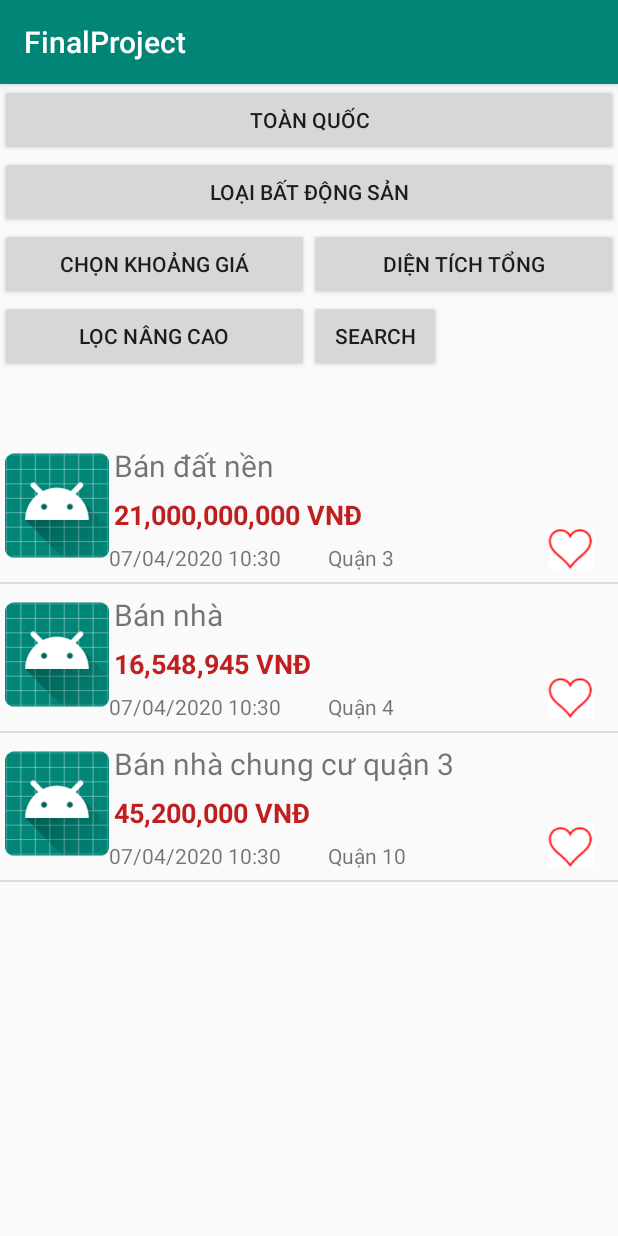
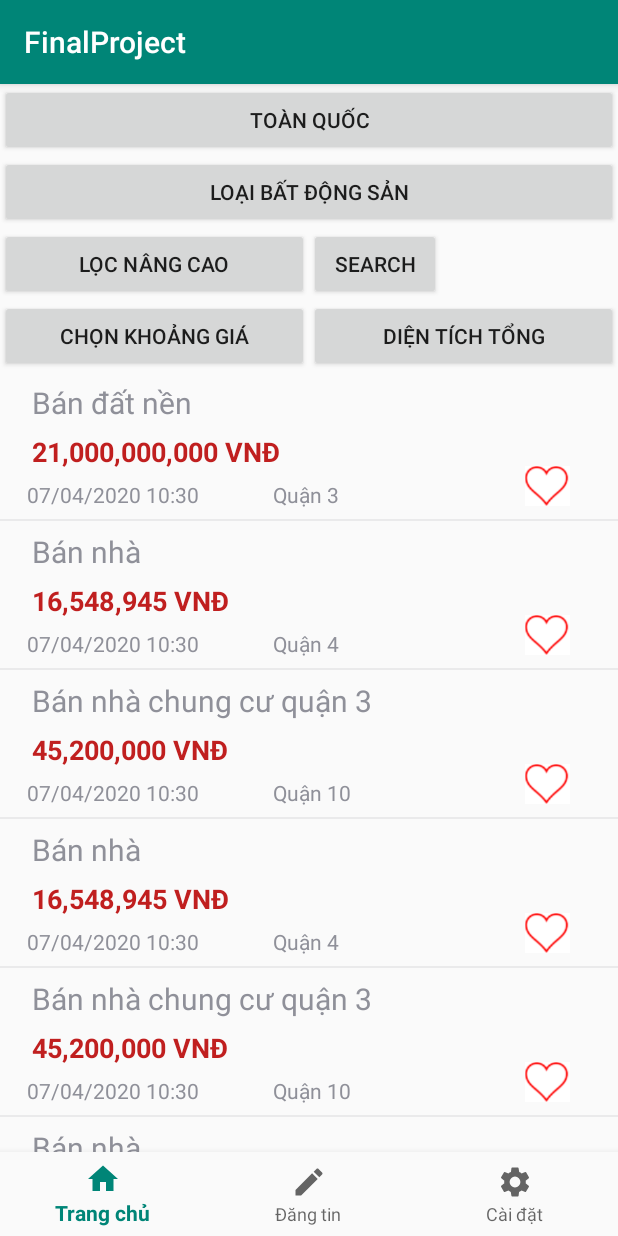
Before and after one commit to TuanDoan511/FinalMobileDevelopment, an Android app: the screen it shows after launch (MainActivity), on a phone screen of 412 x 824 dp. Run offline under Robolectric (Android 15) with nearby library versions, the phone set to English and light mode, and no system bars.

Commit message:
thanh navigation bottom

```diff
--- a/app/build.gradle
+++ b/app/build.gradle
@@ -28,5 +28,6 @@ dependencies {
     androidTestImplementation 'androidx.test.espresso:espresso-core:3.1.1'
     implementation 'androidx.recyclerview:recyclerview:1.1.0'
     implementation 'org.florescu.android.rangeseekbar:rangeseekbar-library:0.3.0'
+    implementation 'com.google.android.material:material:1.1.0'
 
 }
--- /dev/null
+++ b/app/src/main/java/com/example/finalproject/Home_Fragment.java
@@ -0,0 +1,135 @@
+package com.example.finalproject;
+
+import android.content.Intent;
+import android.os.Bundle;
+import android.util.Log;
+import android.view.LayoutInflater;
+import android.view.View;
+import android.view.ViewGroup;
+import android.widget.Button;
+
+import androidx.annotation.NonNull;
+import androidx.annotation.Nullable;
+import androidx.fragment.app.Fragment;
+import androidx.recyclerview.widget.DividerItemDecoration;
+import androidx.recyclerview.widget.LinearLayoutManager;
+import androidx.recyclerview.widget.RecyclerView;
+
+import java.util.ArrayList;
+import java.util.Calendar;
+
+import static android.app.Activity.RESULT_OK;
+
+public class Home_Fragment extends Fragment {
+    RecyclerView recyclerView;
+    MyAdapter adapter;
+    ArrayList<ThongTin> data;
+    Button btnKhoangGia,btnDienTich,btnLoaiBatDongSan,btnDiaDiem,btnsearch;
+    int MinKhoangGia;
+    int MaxKhoangGia;
+    int DienTichMin,DienTichMax;
+    ArrayList<String> dataLoaiBDS;
+    String TinhThanh,QuanHuyen,PhuongXa;
+    @Nullable
+    @Override
+    public View onCreateView(@NonNull LayoutInflater inflater, @Nullable ViewGroup container, @Nullable Bundle savedInstanceState) {
+        View rootView= inflater.inflate(R.layout.home_fragment,container,false);
+        data = new ArrayList<>();
+        recyclerView = rootView.findViewById(R.id.recyclerView);
+        genMockData();
+        adapter = new MyAdapter(getActivity().getApplicationContext(), data);
+        recyclerView.setLayoutManager(new LinearLayoutManager(getActivity().getApplicationContext()));
+        recyclerView.addItemDecoration(new DividerItemDecoration(getActivity().getApplicationContext(), DividerItemDecoration.VERTICAL));
+        recyclerView.setAdapter(adapter);
+        btnKhoangGia = rootView.findViewById(R.id.btnKhoangGia);
+        btnDienTich = rootView.findViewById(R.id.btnDienTichTong);
+        btnLoaiBatDongSan = rootView.findViewById(R.id.btnLoaiBDS);
+        btnDiaDiem = rootView.findViewById(R.id.btnDiaDiem);
+        btnsearch = rootView.findViewById(R.id.search);
+        btnsearch.setOnClickListener(new View.OnClickListener() {
+            @Override
+            public void onClick(View v) {
+                filterGia(MinKhoangGia,MaxKhoangGia);
+            }
+        });
+        btnKhoangGia.setOnClickListener(new View.OnClickListener() {
+            @Override
+            public void onClick(View v) {
+                Intent intent = new Intent(getActivity().getApplicationContext(),KhoangGia_Activity.class);
+                startActivityForResult(intent,123);
+
+            }
+        });
+        btnDienTich.setOnClickListener(new View.OnClickListener() {
+            @Override
+            public void onClick(View v) {
+                Intent intent = new Intent(getActivity().getApplicationContext(),DienTich_Activity.class);
+                startActivityForResult(intent,1234);
+
+            }
+        });
+        btnLoaiBatDongSan.setOnClickListener(new View.OnClickListener() {
+            @Override
+            public void onClick(View v) {
+                Intent intent = new Intent(getActivity().getApplicationContext(),Loai_BatDongSan_Activity.class);
+                startActivityForResult(intent,12345);
+            }
+        });
+        btnDiaDiem.setOnClickListener(new View.OnClickListener() {
+            @Override
+            public void onClick(View v) {
+                Intent intent = new Intent(getActivity().getApplicationContext(),TinhThanh_Activity.class);
+                startActivityForResult(intent,12);
+            }
+        });
+            return rootView;
+    }
+    @Override
+    public void onActivityResult(int requestCode, int resultCode, @Nullable Intent data) {
+        if(requestCode==123 && resultCode ==RESULT_OK && data !=null)
+        {
+            MinKhoangGia = data.getIntExtra("giaMin",0);
+            MaxKhoangGia = data.getIntExtra("giaMax",300);
+            btnKhoangGia.setText("Giá từ: "+MinKhoangGia+"00,000,000 VNĐ");
+        }
+        if(requestCode==1234 && resultCode ==RESULT_OK && data !=null)
+        {
+            DienTichMin = data.getIntExtra("dientichMin",0);
+            DienTichMax = data.getIntExtra("dientichMax",1000);
+            btnDienTich.setText("Diện tích từ : "+DienTichMin+" m2 - "+ DienTichMax +" m2");
+        }
+        if(requestCode==12345 && resultCode ==RESULT_OK && data !=null){
+            dataLoaiBDS = data.getStringArrayListExtra("LoaiBDS");
+            btnLoaiBatDongSan.setText(dataLoaiBDS.get(0));
+        }
+        if(requestCode==12 && resultCode ==RESULT_OK && data !=null){
+            TinhThanh = data.getStringExtra("TinhThanh");
+            Log.d("TinhThanh",TinhThanh);
+        }
+        super.onActivityResult(requestCode, resultCode, data);
+    }
+    private void genMockData() {
+        data = new ArrayList<>();
+        data.add(new ThongTin("Bán đất nền",21000000000L, Calendar.getInstance().getTime(),"Quận 3"));
+        data.add(new ThongTin("Bán nhà",16548945,Calendar.getInstance().getTime(),"Quận 4"));
+        data.add(new ThongTin("Bán nhà chung cư quận 3",45200000,Calendar.getInstance().getTime(),"Quận 10"));
+        data.add(new ThongTin("Bán nhà",16548945,Calendar.getInstance().getTime(),"Quận 4"));
+        data.add(new ThongTin("Bán nhà chung cư quận 3",45200000,Calendar.getInstance().getTime(),"Quận 10"));
+        data.add(new ThongTin("Bán nhà",16548945,Calendar.getInstance().getTime(),"Quận 4"));
+        data.add(new ThongTin("Bán nhà chung cư quận 3",45200000,Calendar.getInstance().getTime(),"Quận 10"));
+        data.add(new ThongTin("Bán nhà chung cư quận 3",45200000,Calendar.getInstance().getTime(),"Quận 10"));
+
+    }
+    private void filterGia(long minPrice,long maxPrice){
+        ArrayList<ThongTin> filterList = new ArrayList<>();
+        for (ThongTin item : data){
+
+            long temp = item.getGia()/Long.valueOf(100000000);
+            if(temp>= minPrice && temp <=maxPrice){
+                filterList.add(item);
+            }
+        }
+        adapter.filterlist(filterList);
+    }
+
+}
--- a/app/src/main/java/com/example/finalproject/MainActivity.java
+++ b/app/src/main/java/com/example/finalproject/MainActivity.java
@@ -1,124 +1,48 @@
 package com.example.finalproject;
+import android.os.Bundle;
+import android.view.MenuItem;
 
-import android.content.Intent;
-import android.os.Bundle;
-import android.util.Log;
-import android.view.View;
-import android.widget.Button;
+import androidx.annotation.NonNull;
+import androidx.appcompat.app.AppCompatActivity;
+import androidx.fragment.app.Fragment;
 
-import androidx.annotation.Nullable;
-import androidx.appcompat.app.AppCompatActivity;
-import androidx.recyclerview.widget.DividerItemDecoration;
-import androidx.recyclerview.widget.LinearLayoutManager;
-import androidx.recyclerview.widget.RecyclerView;
+import com.google.android.material.bottomnavigation.BottomNavigationView;
 
-import java.util.ArrayList;
-import java.util.Calendar;
+
 
 public class    MainActivity extends AppCompatActivity {
-    RecyclerView recyclerView;
-    MyAdapter adapter;
-    ArrayList<ThongTin> data;
-    Button btnKhoangGia,btnDienTich,btnLoaiBatDongSan,btnDiaDiem,btnsearch;
-    int MinKhoangGia;
-    int MaxKhoangGia;
-    int DienTichMin,DienTichMax;
-    ArrayList<String> dataLoaiBDS;
-    String TinhThanh,QuanHuyen,PhuongXa;
 
     @Override
     protected void onCreate(Bundle savedInstanceState) {
         super.onCreate(savedInstanceState);
         setContentView(R.layout.activity_main);
-        data = new ArrayList<>();
-        recyclerView = findViewById(R.id.recyclerView);
-        genMockData();
-        adapter = new MyAdapter(this, data);
-        recyclerView.setLayoutManager(new LinearLayoutManager(this));
-        recyclerView.addItemDecoration(new DividerItemDecoration(this, DividerItemDecoration.VERTICAL));
-        recyclerView.setAdapter(adapter);
-        btnKhoangGia = findViewById(R.id.btnKhoangGia);
-        btnDienTich = findViewById(R.id.btnDienTichTong);
-        btnLoaiBatDongSan = findViewById(R.id.btnLoaiBDS);
-        btnDiaDiem = findViewById(R.id.btnDiaDiem);
-        btnsearch = findViewById(R.id.search);
-        btnsearch.setOnClickListener(new View.OnClickListener() {
-            @Override
-            public void onClick(View v) {
-                filterGia(MinKhoangGia,MaxKhoangGia);
-            }
-        });
-        btnKhoangGia.setOnClickListener(new View.OnClickListener() {
-            @Override
-            public void onClick(View v) {
-                Intent intent = new Intent(MainActivity.this,KhoangGia_Activity.class);
-                startActivityForResult(intent,123);
+        BottomNavigationView bottomNavigationView =findViewById(R.id.bottomnavi);
+        bottomNavigationView.setOnNavigationItemSelectedListener(navListener);
+        getSupportFragmentManager().beginTransaction().replace(R.id.fragment_container,new Home_Fragment()).commit();
+    }
+    private BottomNavigationView.OnNavigationItemSelectedListener navListener =
+            new BottomNavigationView.OnNavigationItemSelectedListener() {
+                @Override
+                public boolean onNavigationItemSelected(@NonNull MenuItem item) {
+                    Fragment selectedFragment = null;
 
-            }
-        });
-        btnDienTich.setOnClickListener(new View.OnClickListener() {
-            @Override
-            public void onClick(View v) {
-                Intent intent = new Intent(MainActivity.this,DienTich_Activity.class);
-                startActivityForResult(intent,1234);
+                    switch (item.getItemId()) {
+                        case R.id.nav_home:
+                            selectedFragment = new Home_Fragment();
+                            break;
+                        case R.id.nav_sell:
+                            selectedFragment = new DangBan_Fragment();
+                            break;
+                        case R.id.nav_setting:
+                            selectedFragment = new Setting_Fragment();
+                            break;
+                    }
 
-            }
-        });
-        btnLoaiBatDongSan.setOnClickListener(new View.OnClickListener() {
-            @Override
-            public void onClick(View v) {
-                Intent intent = new Intent(MainActivity.this,Loai_BatDongSan_Activity.class);
-                startActivityForResult(intent,12345);
-            }
-        });
-        btnDiaDiem.setOnClickListener(new View.OnClickListener() {
-            @Override
-            public void onClick(View v) {
-                Intent intent = new Intent(MainActivity.this,TinhThanh_Activity.class);
-                startActivityForResult(intent,12);
-            }
-        });
+                    getSupportFragmentManager().beginTransaction().replace(R.id.fragment_container,
+                            selectedFragment).commit();
 
-    }
-    @Override
-    protected void onActivityResult(int requestCode, int resultCode, @Nullable Intent data) {
-        if(requestCode==123 && resultCode ==RESULT_OK && data !=null)
-        {
-            MinKhoangGia = data.getIntExtra("giaMin",0);
-            MaxKhoangGia = data.getIntExtra("giaMax",300);
-            btnKhoangGia.setText("Giá từ: "+MinKhoangGia+"00,000,000 VNĐ");
-        }
-        if(requestCode==1234 && resultCode ==RESULT_OK && data !=null)
-        {
-            DienTichMin = data.getIntExtra("dientichMin",0);
-            DienTichMax = data.getIntExtra("dientichMax",1000);
-            btnDienTich.setText("Diện tích từ : "+DienTichMin+" m2 - "+ DienTichMax +" m2");
-        }
-        if(requestCode==12345 && resultCode ==RESULT_OK && data !=null){
-            dataLoaiBDS = data.getStringArrayListExtra("LoaiBDS");
-            btnLoaiBatDongSan.setText(dataLoaiBDS.get(0));
-        }
-        if(requestCode==12 && resultCode ==RESULT_OK && data !=null){
-            TinhThanh = data.getStringExtra("TinhThanh");
-            Log.d("TinhThanh",TinhThanh);
-        }
-        super.onActivityResult(requestCode, resultCode, data);
-    }
-    private void genMockData() {
-        data = new ArrayList<>();
-        data.add(new ThongTin("Bán đất nền",21000000000L,Calendar.getInstance().getTime(),"Quận 3"));
-        data.add(new ThongTin("Bán nhà",16548945,Calendar.getInstance().getTime(),"Quận 4"));
-        data.add(new ThongTin("Bán nhà chung cư quận 3",45200000,Calendar.getInstance().getTime(),"Quận 10"));
-    }
-    private void filterGia(long minPrice,long maxPrice){
-        ArrayList<ThongTin> filterList = new ArrayList<>();
-        for (ThongTin item : data){
+                    return true;
+                }
+            };
 
-            long temp = item.getGia()/Long.valueOf(100000000);
-                if(temp>= minPrice && temp <=maxPrice){
-                    filterList.add(item);
-                }
-        }
-        adapter.filterlist(filterList);
-    }
 }
--- /dev/null
+++ b/app/src/main/res/drawable/ic_create_black_24dp.xml
@@ -0,0 +1,9 @@
+<vector xmlns:android="http://schemas.android.com/apk/res/android"
+        android:width="24dp"
+        android:height="24dp"
+        android:viewportWidth="24.0"
+        android:viewportHeight="24.0">
+    <path
+        android:fillColor="#FF000000"
+        android:pathData="M3,17.25V21h3.75L17.81,9.94l-3.75,-3.75L3,17.25zM20.71,7.04c0.39,-0.39 0.39,-1.02 0,-1.41l-2.34,-2.34c-0.39,-0.39 -1.02,-0.39 -1.41,0l-1.83,1.83 3.75,3.75 1.83,-1.83z"/>
+</vector>
--- /dev/null
+++ b/app/src/main/res/drawable/ic_home_black_24dp.xml
@@ -0,0 +1,9 @@
+<vector xmlns:android="http://schemas.android.com/apk/res/android"
+        android:width="24dp"
+        android:height="24dp"
+        android:viewportWidth="24.0"
+        android:viewportHeight="24.0">
+    <path
+        android:fillColor="#FF000000"
+        android:pathData="M10,20v-6h4v6h5v-8h3L12,3 2,12h3v8z"/>
+</vector>
--- /dev/null
+++ b/app/src/main/res/drawable/ic_settings_black_24dp.xml
@@ -0,0 +1,9 @@
+<vector xmlns:android="http://schemas.android.com/apk/res/android"
+        android:width="24dp"
+        android:height="24dp"
+        android:viewportWidth="24"
+        android:viewportHeight="24">
+    <path
+        android:fillColor="#FF000000"
+        android:pathData="M19.1,12.9a2.8,2.8 0,0 0,0.1 -0.9,2.8 2.8,0 0,0 -0.1,-0.9l2.1,-1.6a0.7,0.7 0,0 0,0.1 -0.6L19.4,5.5a0.7,0.7 0,0 0,-0.6 -0.2l-2.4,1a6.5,6.5 0,0 0,-1.6 -0.9l-0.4,-2.6a0.5,0.5 0,0 0,-0.5 -0.4H10.1a0.5,0.5 0,0 0,-0.5 0.4L9.3,5.4a5.6,5.6 0,0 0,-1.7 0.9l-2.4,-1a0.4,0.4 0,0 0,-0.5 0.2l-2,3.4c-0.1,0.2 0,0.4 0.2,0.6l2,1.6a2.8,2.8 0,0 0,-0.1 0.9,2.8 2.8,0 0,0 0.1,0.9L2.8,14.5a0.7,0.7 0,0 0,-0.1 0.6l1.9,3.4a0.7,0.7 0,0 0,0.6 0.2l2.4,-1a6.5,6.5 0,0 0,1.6 0.9l0.4,2.6a0.5,0.5 0,0 0,0.5 0.4h3.8a0.5,0.5 0,0 0,0.5 -0.4l0.3,-2.6a5.6,5.6 0,0 0,1.7 -0.9l2.4,1a0.4,0.4 0,0 0,0.5 -0.2l2,-3.4c0.1,-0.2 0,-0.4 -0.2,-0.6ZM12,15.6A3.6,3.6 0,1 1,15.6 12,3.6 3.6,0 0,1 12,15.6Z"/>
+</vector>
--- a/app/src/main/res/layout/activity_main.xml
+++ b/app/src/main/res/layout/activity_main.xml
@@ -1,5 +1,5 @@
 <?xml version="1.0" encoding="utf-8"?>
-<LinearLayout xmlns:android="http://schemas.android.com/apk/res/android"
+<androidx.constraintlayout.widget.ConstraintLayout xmlns:android="http://schemas.android.com/apk/res/android"
     xmlns:app="http://schemas.android.com/apk/res-auto"
     xmlns:tools="http://schemas.android.com/tools"
     android:layout_width="match_parent"
@@ -7,74 +7,25 @@
     android:orientation="vertical"
     tools:context=".MainActivity">
 
-    <LinearLayout
+    <FrameLayout
+        android:id="@+id/fragment_container"
         android:layout_width="match_parent"
-        android:layout_height="467dp"
-        android:layout_weight="1"
-        android:orientation="vertical">
+        android:layout_height="0dp"
+        app:layout_constraintBottom_toTopOf="@+id/bottomnavi"
+        app:layout_constraintEnd_toEndOf="parent"
+        app:layout_constraintStart_toStartOf="parent"
+        app:layout_constraintTop_toTopOf="parent"/>
 
-        <Button
-            android:id="@+id/btnDiaDiem"
-            android:layout_width="match_parent"
-            android:layout_height="wrap_content"
-            android:text="Toàn Quốc" />
+    <com.google.android.material.bottomnavigation.BottomNavigationView
+        android:id="@+id/bottomnavi"
+        android:layout_width="match_parent"
+        android:layout_height="wrap_content"
+        android:background="?android:attr/windowBackground"
+        app:layout_constraintBottom_toBottomOf="parent"
+        app:layout_constraintEnd_toEndOf="parent"
+        app:layout_constraintStart_toStartOf="parent"
+        app:menu="@menu/bottom_navigation">
 
-        <Button
-            android:id="@+id/btnLoaiBDS"
-            android:layout_width="match_parent"
-            android:layout_height="wrap_content"
-            android:text="Loại bất động sản" />
+    </com.google.android.material.bottomnavigation.BottomNavigationView>
 
-        <LinearLayout
-            android:layout_width="match_parent"
-            android:layout_height="wrap_content"
-            android:orientation="horizontal">
-
-            <Button
-                android:id="@+id/btnKhoangGia"
-                android:layout_width="match_parent"
-                android:layout_height="wrap_content"
-                android:layout_weight="1"
-                android:text="Chọn Khoảng Giá" />
-
-            <Button
-                android:id="@+id/btnDienTichTong"
-                android:layout_width="match_parent"
-                android:layout_height="wrap_content"
-                android:layout_weight="1"
-                android:text="diện tích tổng" />
-        </LinearLayout>
-
-        <LinearLayout
-            android:layout_width="match_parent"
-            android:layout_height="match_parent"
-            android:orientation="horizontal">
-
-            <Button
-                android:id="@+id/btnTimKiemNangCao"
-                android:layout_width="206dp"
-                android:layout_height="wrap_content"
-                android:text="Lọc Nâng cao" />
-
-            <Button
-                android:id="@+id/search"
-                android:layout_width="wrap_content"
-                android:layout_height="wrap_content"
-                android:text="search" />
-        </LinearLayout>
-
-    </LinearLayout>
-
-    <LinearLayout
-        android:layout_width="match_parent"
-        android:layout_height="match_parent"
-        android:layout_weight="1"
-        android:orientation="vertical">
-
-        <androidx.recyclerview.widget.RecyclerView
-            android:id="@+id/recyclerView"
-            android:layout_width="match_parent"
-            android:layout_height="match_parent" />
-    </LinearLayout>
-
-</LinearLayout>
+</androidx.constraintlayout.widget.ConstraintLayout>
--- /dev/null
+++ b/app/src/main/res/layout/home_fragment.xml
@@ -0,0 +1,81 @@
+<?xml version="1.0" encoding="utf-8"?>
+<LinearLayout xmlns:android="http://schemas.android.com/apk/res/android"
+    xmlns:app="http://schemas.android.com/apk/res-auto"
+    xmlns:tools="http://schemas.android.com/tools"
+    android:layout_width="match_parent"
+    android:layout_height="match_parent"
+    android:orientation="vertical"
+    >
+
+    <LinearLayout
+        android:id="@+id/container"
+        android:layout_width="match_parent"
+        android:layout_height="wrap_content"
+        android:layout_weight="1"
+        android:orientation="vertical">
+
+        <Button
+            android:id="@+id/btnDiaDiem"
+            android:layout_width="match_parent"
+            android:layout_height="wrap_content"
+            android:text="Toàn Quốc" />
+
+        <Button
+            android:id="@+id/btnLoaiBDS"
+            android:layout_width="match_parent"
+            android:layout_height="wrap_content"
+            android:text="Loại bất động sản" />
+
+        <LinearLayout
+            android:layout_width="match_parent"
+            android:layout_height="wrap_content"
+            android:orientation="horizontal">
+
+            <Button
+                android:id="@+id/btnTimKiemNangCao"
+                android:layout_width="206dp"
+                android:layout_height="wrap_content"
+                android:text="Lọc Nâng cao" />
+
+            <Button
+                android:id="@+id/search"
+                android:layout_width="wrap_content"
+                android:layout_height="wrap_content"
+                android:text="search" />
+
+        </LinearLayout>
+
+
+        <LinearLayout
+            android:layout_width="match_parent"
+            android:layout_height="wrap_content"
+            android:orientation="horizontal">
+
+            <Button
+                android:id="@+id/btnKhoangGia"
+                android:layout_width="match_parent"
+                android:layout_height="wrap_content"
+                android:layout_weight="1"
+                android:text="Chọn Khoảng Giá" />
+
+            <Button
+                android:id="@+id/btnDienTichTong"
+                android:layout_width="match_parent"
+                android:layout_height="wrap_content"
+                android:layout_weight="1"
+                android:text="diện tích tổng" />
+
+        </LinearLayout>
+
+        <LinearLayout
+            android:layout_width="match_parent"
+            android:layout_height="match_parent">
+
+            <androidx.recyclerview.widget.RecyclerView
+                android:id="@+id/recyclerView"
+                android:layout_width="match_parent"
+                android:layout_height="match_parent" />
+        </LinearLayout>
+    </LinearLayout>
+
+</LinearLayout>
--- /dev/null
+++ b/app/src/main/res/menu/bottom_navigation.xml
@@ -0,0 +1,15 @@
+<?xml version="1.0" encoding="utf-8"?>
+<menu xmlns:android="http://schemas.android.com/apk/res/android">
+
+    <item android:id="@+id/nav_home"
+        android:icon="@drawable/ic_home_black_24dp"
+        android:title="Trang chủ"/>
+    <item android:id="@+id/nav_sell"
+        android:title="Đăng tin"
+        android:icon="@drawable/ic_create_black_24dp"/>
+    <item android:id="@+id/nav_setting"
+        android:icon="@drawable/ic_settings_black_24dp"
+        android:title="Cài đặt"/>
+
+
+</menu>
```
Also changed, not shown: app/src/main/java/com/example/finalproject/DangBan_Fragment.java (added, +18 -0 lines), app/src/main/java/com/example/finalproject/Setting_Fragment.java (added, +18 -0 lines), app/src/main/res/drawable/ic_face_black_24dp.xml (added, +9 -0 lines), app/src/main/res/layout/dangban.xml (added, +12 -0 lines), app/src/main/res/layout/setting.xml (added, +12 -0 lines), app/src/main/res/layout/toi_ban.xml (added, +12 -0 lines).
